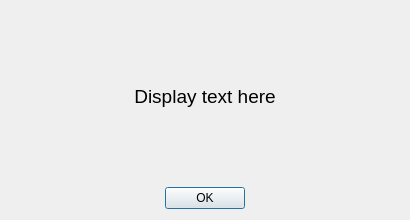
Before: the Qt Designer form view/displaystring.ui in jaydeelew/poker_game_gui, drawn with Qt 5.
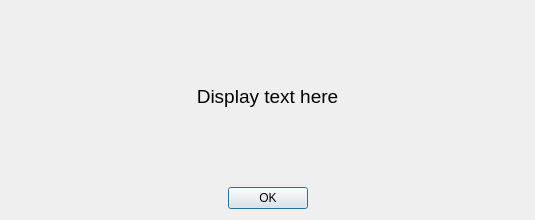
After: the same form once the commit is applied.

```diff
--- a/view/displaystring.ui
+++ b/view/displaystring.ui
@@ -6,7 +6,7 @@
    <rect>
     <x>0</x>
     <y>0</y>
-    <width>410</width>
+    <width>535</width>
     <height>220</height>
    </rect>
   </property>
```
